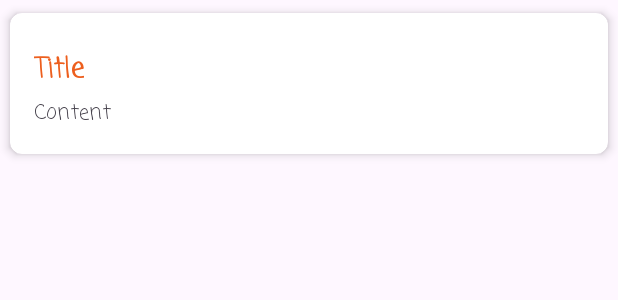
After one commit to ydvdhrj/Notes-SQLite, an Android app: the layout note_item.xml on its own in the app's theme, with its tools: preview values and no code run, on a phone screen of 412 x 824 dp. The commit adds this screen. Shown: the top 300 px of the screen. Run offline under Robolectric (Android 15) with nearby library versions, the phone set to English and light mode, and no system bars.

Commit message:
second commit

```diff
--- /dev/null
+++ b/app/src/main/res/layout/note_item.xml
@@ -0,0 +1,46 @@
+<?xml version="1.0" encoding="utf-8"?>
+<androidx.cardview.widget.CardView
+    xmlns:android="http://schemas.android.com/apk/res/android"
+    xmlns:app="http://schemas.android.com/apk/res-auto"
+    android:layout_width="match_parent"
+    android:layout_height="wrap_content"
+    app:cardCornerRadius="8dp"
+    app:cardElevation="4dp"
+    app:cardUseCompatPadding="true">
+
+    <LinearLayout
+        android:layout_width="match_parent"
+        android:layout_height="wrap_content"
+        android:orientation="vertical"
+        android:padding="16dp">
+
+        <RelativeLayout
+            android:layout_width="match_parent"
+            android:layout_height="wrap_content"
+            android:orientation = "horizontal"
+            android:layout_marginTop="8dp">
+
+            <TextView
+                android:id="@+id/titleTextView"
+                android:layout_width="wrap_content"
+                android:layout_height="wrap_content"
+                android:text="Title"
+                android:fontFamily="casual"
+                android:textColor="@color/orange"
+                android:textSize="18sp"
+                android:textStyle="bold"/>
+
+        </RelativeLayout>
+
+        <TextView
+            android:id="@+id/contentTextView"
+            android:layout_width="wrap_content"
+            android:layout_height="wrap_content"
+            android:text="Content"
+            android:fontFamily="casual"
+            android:maxLines="3"
+            android:layout_marginTop="4dp"/>
+
+    </LinearLayout>
+
+</androidx.cardview.widget.CardView>
```
Also changed, not shown: app/src/main/java/com/example/notessqlite/MainActivity.kt (+17 -0 lines), app/src/main/java/com/example/notessqlite/NotesAdapter.kt (added, +35 -0 lines), app/src/main/java/com/example/notessqlite/NotesDatabaseHelper.kt (+20 -0 lines), app/src/main/res/layout/activity_main.xml (+18 -0 lines).
